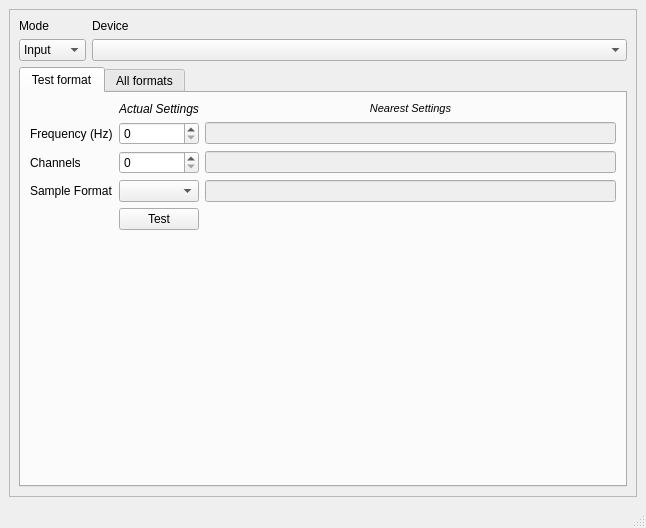
The window that examples/multimedia/audiodevices/audiodevicesbase.ui (qt/qtmultimedia) describes before a commit, drawn with Qt 5.
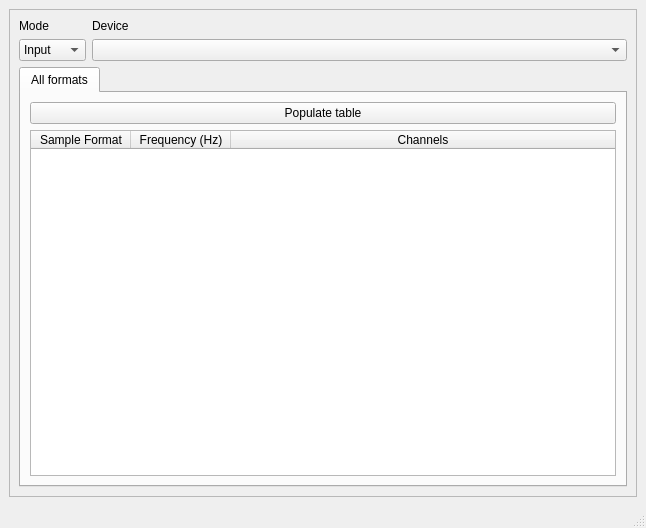
The same window after the commit.

Commit message:
Examples: audio devices - remove the "test" tab
The "test" tab in the audiodevices example is useless in Qt6: the
"nearest format" functionality is somewhat similar to what WASAPI
supports, but we don't expose any of it in Qt, so it's more confusing
than helpful.

Pick-to: 6.8

The edit to the form file:
```diff
--- a/examples/multimedia/audiodevices/audiodevicesbase.ui
+++ b/examples/multimedia/audiodevices/audiodevicesbase.ui
@@ -31,8 +31,8 @@
         <rect>
          <x>0</x>
          <y>0</y>
-         <width>626</width>
-         <height>483</height>
+         <width>632</width>
+         <height>492</height>
         </rect>
        </property>
        <layout class="QGridLayout" name="gridLayout_4">
@@ -81,145 +81,6 @@
             <property name="currentIndex">
              <number>0</number>
             </property>
-            <widget class="QWidget" name="testFormatTab">
-             <attribute name="title">
-              <string>Test format</string>
-             </attribute>
-             <layout class="QGridLayout" name="gridLayout">
-              <item row="12" column="1">
-               <widget class="QPushButton" name="testButton">
-                <property name="text">
-                 <string>Test</string>
-                </property>
-               </widget>
-              </item>
-              <item row="12" column="2">
-               <widget class="QLabel" name="testResult">
-                <property name="text">
-                 <string/>
-                </property>
-               </widget>
-              </item>
-              <item row="4" column="0">
-               <widget class="QLabel" name="actualChannelLabel">
-                <property name="text">
-                 <string>Channels</string>
-                </property>
-               </widget>
-              </item>
-              <item row="2" column="2">
-               <widget class="QLineEdit" name="nearestSampleRate">
-                <property name="enabled">
-                 <bool>false</bool>
-                </property>
-               </widget>
-              </item>
-              <item row="5" column="2">
-               <widget class="QLineEdit" name="nearestSampleFormat">
-                <property name="enabled">
-                 <bool>false</bool>
-                </property>
-               </widget>
-              </item>
-              <item row="5" column="0">
-               <widget class="QLabel" name="actualSampleTypeLabel">
-                <property name="text">
-                 <string>Sample Format</string>
-                </property>
-               </widget>
-              </item>
-              <item row="4" column="2">
-               <widget class="QLineEdit" name="nearestChannel">
-                <property name="enabled">
-                 <bool>false</bool>
-                </property>
-               </widget>
-              </item>
-              <item row="5" column="1">
-               <widget class="QComboBox" name="sampleFormatBox"/>
-              </item>
-              <item row="2" column="0">
-               <widget class="QLabel" name="actualFreqLabel">
-                <property name="text">
-                 <string>Frequency (Hz)</string>
-                </property>
-               </widget>
-              </item>
-              <item row="0" column="1">
-               <widget class="QLabel" name="actualLabel">
-                <property name="sizePolicy">
-                 <sizepolicy hsizetype="Preferred" vsizetype="Fixed">
-                  <horstretch>0</horstretch>
-                  <verstretch>0</verstretch>
-                 </sizepolicy>
-                </property>
-                <property name="frameShape">
-                 <enum>QFrame::Shape::NoFrame</enum>
-                </property>
-                <property name="frameShadow">
-                 <enum>QFrame::Shadow::Plain</enum>
-                </property>
-                <property name="text">
-                 <string>&lt;i&gt;Actual Settings&lt;/i&gt;</string>
-                </property>
-                <property name="textFormat">
-                 <enum>Qt::TextFormat::RichText</enum>
-                </property>
-                <property name="alignment">
-                 <set>Qt::AlignmentFlag::AlignCenter</set>
-                </property>
-               </widget>
-              </item>
-              <item row="0" column="2">
-               <widget class="QLabel" name="nearestLabel">
-                <property name="sizePolicy">
-                 <sizepolicy hsizetype="Preferred" vsizetype="Fixed">
-                  <horstretch>0</horstretch>
-                  <verstretch>0</verstretch>
-                 </sizepolicy>
-                </property>
-                <property name="frameShape">
-                 <enum>QFrame::Shape::NoFrame</enum>
-                </property>
-                <property name="frameShadow">
-                 <enum>QFrame::Shadow::Plain</enum>
-                </property>
-                <property name="text">
-                 <string>&lt;!DOCTYPE HTML PUBLIC &quot;-//W3C//DTD HTML 4.0//EN&quot; &quot;http://www.w3.org/TR/REC-html40/strict.dtd&quot;&gt;
-&lt;html&gt;&lt;head&gt;&lt;meta name=&quot;qrichtext&quot; content=&quot;1&quot; /&gt;&lt;style type=&quot;text/css&quot;&gt;
-p, li { white-space: pre-wrap; }
-&lt;/style&gt;&lt;/head&gt;&lt;body style=&quot; font-family:'MS Shell Dlg 2'; font-size:8.25pt; font-weight:400; font-style:normal;&quot;&gt;
-&lt;p style=&quot; margin-top:0px; margin-bottom:0px; margin-left:0px; margin-right:0px; -qt-block-indent:0; text-indent:0px;&quot;&gt;&lt;span style=&quot; font-style:italic;&quot;&gt;Nearest Settings&lt;/span&gt;&lt;/p&gt;&lt;/body&gt;&lt;/html&gt;</string>
-                </property>
-                <property name="textFormat">
-                 <enum>Qt::TextFormat::RichText</enum>
-                </property>
-                <property name="alignment">
-                 <set>Qt::AlignmentFlag::AlignCenter</set>
-                </property>
-               </widget>
-              </item>
-              <item row="13" column="1">
-               <spacer name="verticalSpacer">
-                <property name="orientation">
-                 <enum>Qt::Orientation::Vertical</enum>
-                </property>
-                <property name="sizeHint" stdset="0">
-                 <size>
-                  <width>20</width>
-                  <height>40</height>
-                 </size>
-                </property>
-               </spacer>
-              </item>
-              <item row="2" column="1">
-               <widget class="QSpinBox" name="sampleRateSpinBox"/>
-              </item>
-              <item row="4" column="1">
-               <widget class="QSpinBox" name="channelsSpinBox"/>
-              </item>
-             </layout>
-            </widget>
             <widget class="QWidget" name="tab">
              <attribute name="title">
               <string>All formats</string>
```
Left out of the diff: 20 changed lines with no effect on the pictures. The commit also changes 2 other files.
